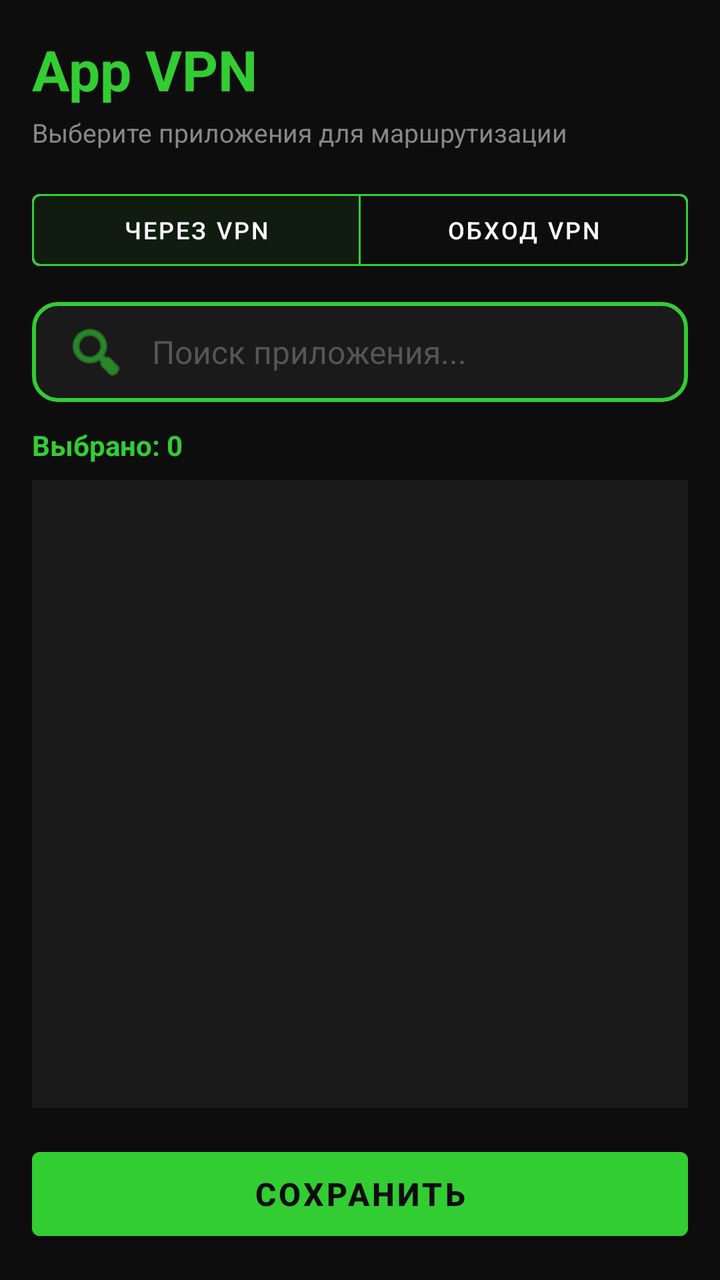
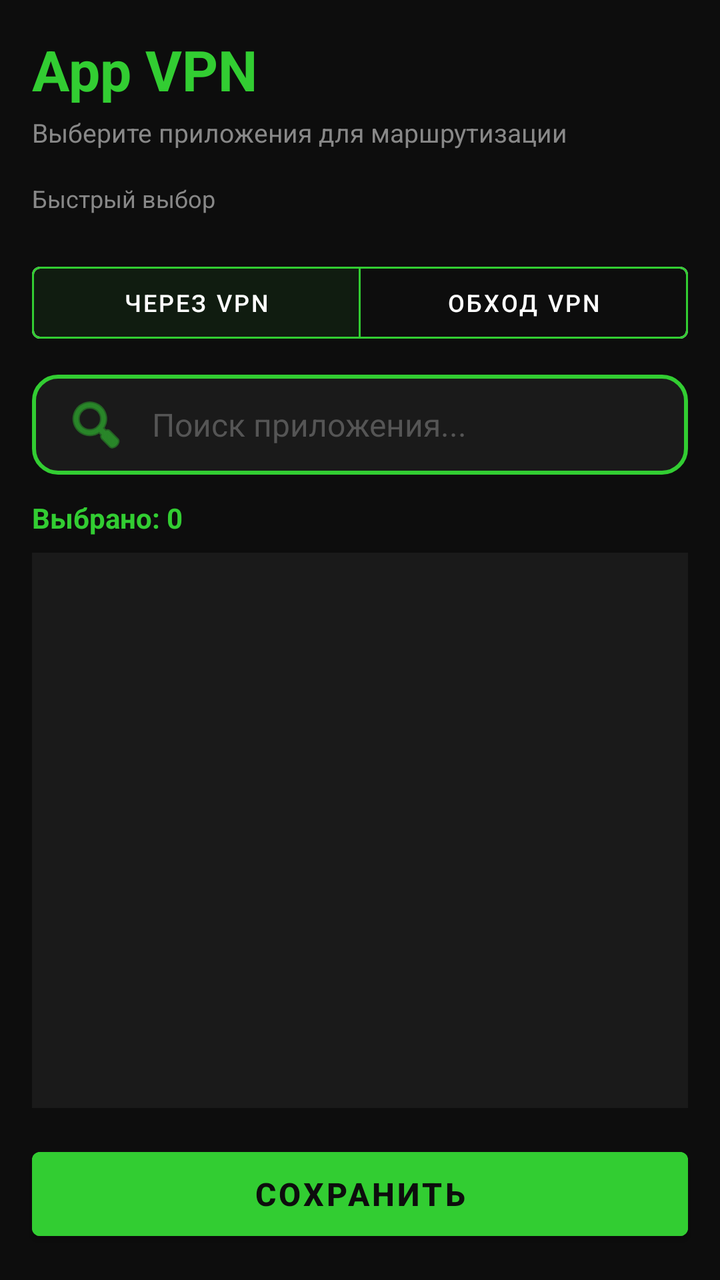

An Android layout rendered at two revisions. The XML below is the earlier revision; the diff shows what the commit changed to produce the second picture.
<!-- AndroidManifest.xml: application theme Theme.Config -->
<!-- res/layout/activity_app_vpn.xml -->
<?xml version="1.0" encoding="utf-8"?>
<LinearLayout
    xmlns:android="http://schemas.android.com/apk/res/android"
    xmlns:app="http://schemas.android.com/apk/res-auto"
    android:layout_width="match_parent"
    android:layout_height="match_parent"
    android:orientation="vertical"
    android:background="#0D0D0D">

    <LinearLayout
        android:layout_width="match_parent"
        android:layout_height="wrap_content"
        android:orientation="vertical"
        android:padding="16dp">

        <TextView
            android:layout_width="wrap_content"
            android:layout_height="wrap_content"
            android:text="App VPN"
            android:textSize="28sp"
            android:textStyle="bold"
            android:textColor="#32CD32" />

        <TextView
            android:layout_width="wrap_content"
            android:layout_height="wrap_content"
            android:text="Выберите приложения для маршрутизации"
            android:textSize="13sp"
            android:textColor="#888888"
            android:layout_marginTop="4dp" />
    </LinearLayout>

    <com.google.android.material.button.MaterialButtonToggleGroup
        android:id="@+id/toggleMode"
        android:layout_width="match_parent"
        android:layout_height="wrap_content"
        android:layout_marginHorizontal="16dp"
        android:layout_marginBottom="12dp"
        app:singleSelection="true"
        app:checkedButton="@id/btnModeInclude">

        <com.google.android.material.button.MaterialButton
            android:id="@+id/btnModeInclude"
            style="@style/Widget.MaterialComponents.Button.OutlinedButton"
            android:layout_width="0dp"
            android:layout_height="wrap_content"
            android:layout_weight="1"
            android:text="Через VPN"
            android:textSize="12sp"
            android:textColor="#FFFFFF"
            app:strokeColor="#32CD32" />

        <com.google.android.material.button.MaterialButton
            android:id="@+id/btnModeExclude"
            style="@style/Widget.MaterialComponents.Button.OutlinedButton"
            android:layout_width="0dp"
            android:layout_height="wrap_content"
            android:layout_weight="1"
            android:text="Обход VPN"
            android:textSize="12sp"
            android:textColor="#FFFFFF"
            app:strokeColor="#32CD32" />
    </com.google.android.material.button.MaterialButtonToggleGroup>

    <EditText
        android:id="@+id/etSearch"
        android:layout_width="match_parent"
        android:layout_height="50dp"
        android:layout_marginHorizontal="16dp"
        android:layout_marginBottom="12dp"
        android:hint="Поиск приложения..."
        android:textColorHint="#555555"
        android:textColor="#FFFFFF"
        android:background="@drawable/domain_input_bg"
        android:paddingStart="16dp"
        android:paddingEnd="16dp"
        android:textSize="16sp"
        android:singleLine="true"
        android:drawableStart="@android:drawable/ic_menu_search"
        android:drawableTint="#32CD32"
        android:drawablePadding="12dp" />

    <TextView
        android:id="@+id/tvCounter"
        android:layout_width="wrap_content"
        android:layout_height="wrap_content"
        android:layout_marginHorizontal="16dp"
        android:layout_marginBottom="8dp"
        android:text="Выбрано: 0"
        android:textColor="#32CD32"
        android:textSize="14sp"
        android:textStyle="bold" />

    <ProgressBar
        android:id="@+id/progressBar"
        android:layout_width="wrap_content"
        android:layout_height="wrap_content"
        android:layout_gravity="center"
        android:indeterminateTint="#32CD32"
        android:visibility="gone" />

    <androidx.recyclerview.widget.RecyclerView
        android:id="@+id/rvApps"
        android:layout_width="match_parent"
        android:layout_height="0dp"
        android:layout_weight="1"
        android:layout_marginHorizontal="16dp"
        android:background="#1A1A1A"
        android:padding="8dp"
        android:clipToPadding="false" />

    <Button
        android:id="@+id/btnSave"
        android:layout_width="match_parent"
        android:layout_height="54dp"
        android:layout_margin="16dp"
        android:text="СОХРАНИТЬ"
        android:textColor="#0D0D0D"
        android:textStyle="bold"
        android:textSize="16sp"
        android:backgroundTint="#32CD32" />

</LinearLayout>
<!-- resources referenced by this layout -->
<resources>
  <!-- drawable domain_input_bg (drawable) -->
  <?xml version="1.0" encoding="utf-8"?>
  <shape xmlns:android="http://schemas.android.com/apk/res/android"
      android:shape="rectangle">
      <solid android:color="#1A1A1A" />
      <stroke android:width="2dp" android:color="#32CD32" />
      <corners android:radius="12dp" />
  </shape>
  <style name="Theme.Config" parent="Theme.MaterialComponents.DayNight.NoActionBar">
          <item name="colorPrimary">@color/green_500</item>
          <item name="colorPrimaryVariant">@color/green_700</item>
          <item name="colorOnPrimary">@color/white</item>
          <item name="colorSecondary">@color/lime_200</item>
          <item name="colorSecondaryVariant">@color/lime_500</item>
          <item name="colorOnSecondary">@color/black</item>
          <item name="android:statusBarColor">@color/green_700</item>
          <item name="android:navigationBarColor">@color/black</item>
          <item name="android:windowBackground">@color/green_700</item>
      </style>
  <color name="green_500">#FF32CD32</color>
  <color name="green_700">#FF228B22</color>
  <color name="white">#FFFFFFFF</color>
  <color name="lime_200">#FFADFF2F</color>
  <color name="lime_500">#FF7CFC00</color>
  <color name="black">#FF000000</color>
</resources>

<!-- the commit's change to res/layout/activity_app_vpn.xml (unified diff, before → after) -->
@@ -30,13 +30,32 @@
             android:layout_marginTop="4dp" />
     </LinearLayout>
 
+    <TextView
+        android:layout_width="wrap_content"
+        android:layout_height="wrap_content"
+        android:layout_marginStart="16dp"
+        android:layout_marginBottom="8dp"
+        android:text="Быстрый выбор"
+        android:textColor="#888888"
+        android:textSize="12sp" />
+
+    <androidx.recyclerview.widget.RecyclerView
+        android:id="@+id/rvPopular"
+        android:layout_width="match_parent"
+        android:layout_height="wrap_content"
+        android:orientation="horizontal"
+        android:paddingHorizontal="12dp"
+        android:clipToPadding="false" />
+
     <com.google.android.material.button.MaterialButtonToggleGroup
         android:id="@+id/toggleMode"
         android:layout_width="match_parent"
         android:layout_height="wrap_content"
         android:layout_marginHorizontal="16dp"
+        android:layout_marginTop="12dp"
         android:layout_marginBottom="12dp"
         app:singleSelection="true"
+        app:selectionRequired="true"
         app:checkedButton="@id/btnModeInclude">
 
         <com.google.android.material.button.MaterialButton
@@ -45,7 +64,7 @@
             android:layout_width="0dp"
             android:layout_height="wrap_content"
             android:layout_weight="1"
-            android:text="Через VPN"
+            android:text="ЧЕРЕЗ VPN"
             android:textSize="12sp"
             android:textColor="#FFFFFF"
             app:strokeColor="#32CD32" />
@@ -56,7 +75,7 @@
             android:layout_width="0dp"
             android:layout_height="wrap_content"
             android:layout_weight="1"
-            android:text="Обход VPN"
+            android:text="ОБХОД VPN"
             android:textSize="12sp"
             android:textColor="#FFFFFF"
             app:strokeColor="#32CD32" />
